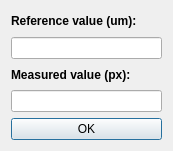
Qt form calibrationdialog.ui (szazdenes/DistanceCounter) before a commit.
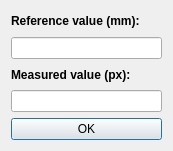
The same form after that commit.

Commit message: 'um' text changed to 'mm'

The edit to the form file:
```diff
--- a/calibrationdialog.ui
+++ b/calibrationdialog.ui
@@ -30,7 +30,7 @@
       </font>
      </property>
      <property name="text">
-      <string>Reference value (um):</string>
+      <string>Reference value (mm):</string>
      </property>
     </widget>
    </item>
```
The commit also changes 1 other file.
